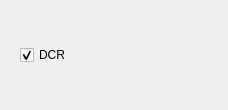
Before: the Qt Designer form src/qtgui/demod_options.ui in gqrx-sdr/gqrx, drawn with Qt 5.
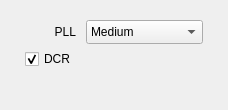
After: the same form once the commit is applied. The open tabs and pages were chosen to show the change. Icons and pictures are not drawn.

Diff of the .ui file:
```diff
--- a/src/qtgui/demod_options.ui
+++ b/src/qtgui/demod_options.ui
@@ -263,17 +263,94 @@
      <widget class="QWidget" name="demodAmSyncOpt">
       <layout class="QVBoxLayout" name="verticalLayout_4">
        <item>
-        <widget class="QCheckBox" name="syncdcrCheckBox">
-         <property name="toolTip">
-          <string>Enable/disable DC removal.</string>
+        <layout class="QFormLayout" name="pagedemodFormLayout3">
+         <property name="fieldGrowthPolicy">
+          <enum>QFormLayout::AllNonFixedFieldsGrow</enum>
          </property>
-         <property name="text">
-          <string>DCR</string>
+         <property name="labelAlignment">
+          <set>Qt::AlignRight|Qt::AlignTrailing|Qt::AlignVCenter</set>
          </property>
-         <property name="checked">
-          <bool>true</bool>
+         <property name="horizontalSpacing">
+          <number>10</number>
          </property>
-        </widget>
+         <property name="verticalSpacing">
+          <number>5</number>
+         </property>
+         <property name="leftMargin">
+          <number>5</number>
+         </property>
+         <property name="rightMargin">
+          <number>5</number>
+         </property>
+         <property name="bottomMargin">
+          <number>5</number>
+         </property>
+         <item row="0" column="0">
+          <widget class="QLabel" name="pllBwLabel">
+           <property name="text">
+            <string>PLL</string>
+           </property>
+           <property name="alignment">
+            <set>Qt::AlignRight|Qt::AlignTrailing|Qt::AlignVCenter</set>
+           </property>
+          </widget>
+         </item>
+         <item row="0" column="1">
+          <widget class="QComboBox" name="pllBwSelector">
+           <property name="sizePolicy">
+            <sizepolicy hsizetype="Preferred" vsizetype="Minimum">
+             <horstretch>0</horstretch>
+             <verstretch>0</verstretch>
+            </sizepolicy>
+           </property>
+           <property name="minimumSize">
+            <size>
+             <width>0</width>
+             <height>24</height>
+            </size>
+           </property>
+           <property name="toolTip">
+		   <string>Carrier tracking PLL. Weak, noisy or fading signals may
+benefit from a slower PLL. A slower PLL will take longer
+to react to changes in the carrier frequency however.</string>
+           </property>
+           <property name="statusTip">
+            <string/>
+           </property>
+           <property name="currentIndex">
+            <number>1</number>
+           </property>
+           <item>
+            <property name="text">
+             <string>Fast</string>
+            </property>
+           </item>
+           <item>
+            <property name="text">
+             <string>Medium</string>
+            </property>
+           </item>
+           <item>
+            <property name="text">
+             <string>Slow</string>
+            </property>
+           </item>
+          </widget>
+         </item>
+	 <item row="1" column="0">
+          <widget class="QCheckBox" name="syncdcrCheckBox">
+           <property name="toolTip">
+            <string>Enable/disable DC removal.</string>
+           </property>
+           <property name="text">
+            <string>DCR</string>
+           </property>
+           <property name="checked">
+            <bool>true</bool>
+           </property>
+          </widget>
+         </item>
+        </layout>
        </item>
       </layout>
      </widget>
```
